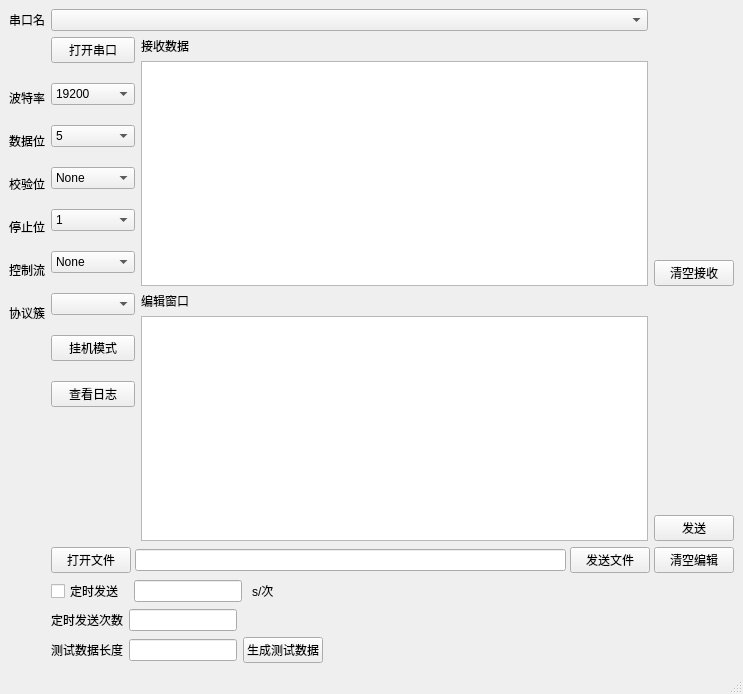
The window that F243/mainwindow.ui (Lin-maker-cell/F243) describes before a commit, drawn with Qt 5.
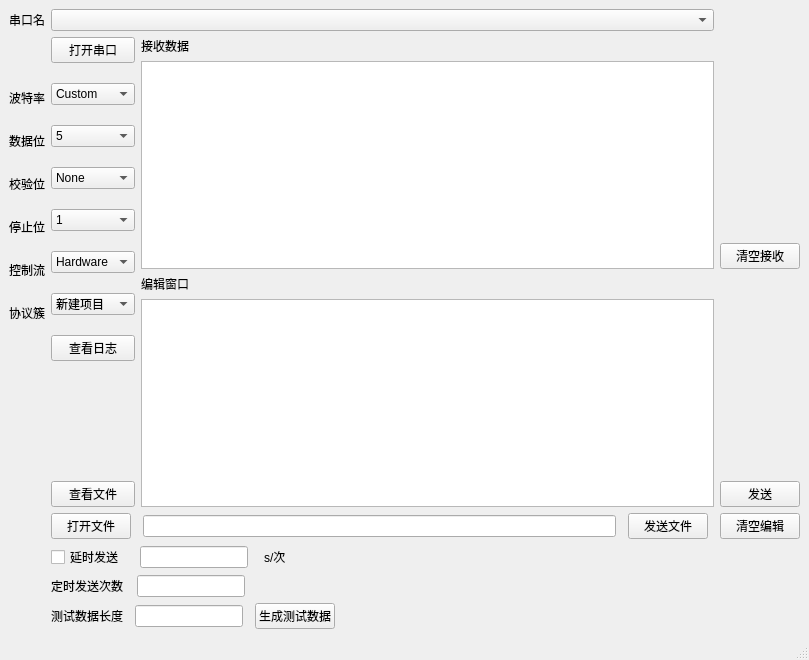
The same window after the commit.

Diff of the .ui file:
```diff
--- a/F243/mainwindow.ui
+++ b/F243/mainwindow.ui
@@ -6,8 +6,8 @@
    <rect>
     <x>0</x>
     <y>0</y>
-    <width>743</width>
-    <height>694</height>
+    <width>809</width>
+    <height>660</height>
    </rect>
   </property>
   <property name="windowTitle">
@@ -15,7 +15,7 @@
   </property>
   <widget class="QWidget" name="centralwidget">
    <layout class="QGridLayout" name="gridLayout_5">
-    <item row="0" column="1">
+    <item row="0" column="0">
      <layout class="QGridLayout" name="gridLayout_4">
       <item row="0" column="0" colspan="3">
        <layout class="QGridLayout" name="gridLayout_2" columnstretch="0,1">
@@ -52,33 +52,6 @@
         <property name="verticalSpacing">
          <number>25</number>
         </property>
-        <item row="2" column="0">
-         <widget class="QLabel" name="label_4">
-          <property name="text">
-           <string>校验位</string>
-          </property>
-         </widget>
-        </item>
-        <item row="5" column="0">
-         <widget class="QLabel" name="label_13">
-          <property name="text">
-           <string>协议簇</string>
-          </property>
-         </widget>
-        </item>
-        <item row="7" column="0">
-         <spacer name="verticalSpacer_14">
-          <property name="orientation">
-           <enum>Qt::Vertical</enum>
-          </property>
-          <property name="sizeHint" stdset="0">
-           <size>
-            <width>20</width>
-            <height>40</height>
-           </size>
-          </property>
-         </spacer>
-        </item>
         <item row="0" column="0">
          <widget class="QLabel" name="label_2">
           <property name="text">
@@ -86,13 +59,6 @@
           </property>
          </widget>
         </item>
-        <item row="8" column="0">
-         <widget class="QLabel" name="label_12">
-          <property name="text">
-           <string/>
-          </property>
-         </widget>
-        </item>
         <item row="1" column="0">
          <widget class="QLabel" name="label_3">
           <property name="text">
@@ -100,10 +66,10 @@
           </property>
          </widget>
         </item>
-        <item row="4" column="0">
-         <widget class="QLabel" name="label_6">
+        <item row="2" column="0">
+         <widget class="QLabel" name="label_4">
           <property name="text">
-           <string>控制流</string>
+           <string>校验位</string>
           </property>
          </widget>
         </item>
@@ -114,8 +80,35 @@
           </property>
          </widget>
         </item>
+        <item row="4" column="0">
+         <widget class="QLabel" name="label_6">
+          <property name="text">
+           <string>控制流</string>
+          </property>
+         </widget>
+        </item>
+        <item row="5" column="0">
+         <widget class="QLabel" name="label_13">
+          <property name="text">
+           <string>协议簇</string>
+          </property>
+         </widget>
+        </item>
         <item row="6" column="0">
-         <widget class="QLabel" name="LED">
+         <spacer name="verticalSpacer_14">
+          <property name="orientation">
+           <enum>Qt::Vertical</enum>
+          </property>
+          <property name="sizeHint" stdset="0">
+           <size>
+            <width>20</width>
+            <height>40</height>
+           </size>
+          </property>
+         </spacer>
+        </item>
+        <item row="7" column="0">
+         <widget class="QLabel" name="label_12">
           <property name="text">
            <string/>
           </property>
@@ -140,6 +133,51 @@
         </item>
         <item>
          <widget class="QComboBox" name="BaudBox">
+          <item>
+           <property name="text">
+            <string>Custom</string>
+           </property>
+          </item>
+          <item>
+           <property name="text">
+            <string>110</string>
+           </property>
+          </item>
+          <item>
+           <property name="text">
+            <string>300</string>
+           </property>
+          </item>
+          <item>
+           <property name="text">
+            <string>600</string>
+           </property>
+          </item>
+          <item>
+           <property name="text">
+            <string>1200</string>
+           </property>
+          </item>
+          <item>
+           <property name="text">
+            <string>2400</string>
+           </property>
+          </item>
+          <item>
+           <property name="text">
+            <string>4800</string>
+           </property>
+          </item>
+          <item>
+           <property name="text">
+            <string>9600</string>
+           </property>
+          </item>
+          <item>
+           <property name="text">
+            <string>14400</string>
+           </property>
+          </item>
           <item>
            <property name="text">
             <string>19200</string>
@@ -180,6 +218,51 @@
             <string>256000</string>
            </property>
           </item>
+          <item>
+           <property name="text">
+            <string>460800</string>
+           </property>
+          </item>
+          <item>
+           <property name="text">
+            <string>500000</string>
+           </property>
+          </item>
+          <item>
+           <property name="text">
+            <string>512000</string>
+           </property>
+          </item>
+          <item>
+           <property name="text">
+            <string>600000</string>
+           </property>
+          </item>
+          <item>
+           <property name="text">
+            <string>750000</string>
+           </property>
+          </item>
+          <item>
+           <property name="text">
+            <string>921600</string>
+           </property>
+          </item>
+          <item>
+           <property name="text">
+            <string>1000000</string>
+           </property>
+          </item>
+          <item>
+           <property name="text">
+            <string>1500000</string>
+           </property>
+          </item>
+          <item>
+           <property name="text">
+            <string>2000000</string>
+           </property>
+          </item>
          </widget>
         </item>
         <item>
@@ -242,11 +325,6 @@
             <string>1</string>
            </property>
           </item>
-          <item>
-           <property name="text">
-            <string>1.5</string>
-           </property>
-          </item>
           <item>
            <property name="text">
             <string>2</string>
@@ -256,16 +334,6 @@
         </item>
         <item>
          <widget class="QComboBox" name="ControlBox">
-          <item>
-           <property name="text">
-            <string>None</string>
-           </property>
-          </item>
-          <item>
-           <property name="text">
-            <string>Software</string>
-           </property>
-          </item>
           <item>
            <property name="text">
             <string>Hardware</string>
@@ -273,19 +341,38 @@
           </item>
           <item>
            <property name="text">
-            <string>Custom</string>
+            <string>Software</string>
+           </property>
+          </item>
+          <item>
+           <property name="text">
+            <string>None</string>
            </property>
           </item>
          </widget>
         </item>
         <item>
-         <widget class="QComboBox" name="ProtocolSelect"/>
-        </item>
-        <item>
-         <widget class="QPushButton" name="HangUpModeButton">
-          <property name="text">
-           <string>挂机模式</string>
-          </property>
+         <widget class="QComboBox" name="ProtocolBox">
+          <item>
+           <property name="text">
+            <string>新建项目</string>
+           </property>
+          </item>
+          <item>
+           <property name="text">
+            <string>新建项目</string>
+           </property>
+          </item>
+          <item>
+           <property name="text">
+            <string>新建项目</string>
+           </property>
+          </item>
+          <item>
+           <property name="text">
+            <string>新建项目</string>
+           </property>
+          </item>
          </widget>
         </item>
         <item>
@@ -308,6 +395,13 @@
           </property>
          </spacer>
         </item>
+        <item>
+         <widget class="QPushButton" name="ShowFileData">
+          <property name="text">
+           <string>查看文件</string>
+          </property>
+         </widget>
+        </item>
        </layout>
       </item>
       <item row="1" column="2">
@@ -350,7 +444,7 @@
          </spacer>
         </item>
         <item>
-         <widget class="QPushButton" name="ClearReceiveButton">
+         <widget class="QPushButton" name="ClearReceive">
           <property name="text">
            <string>清空接收</string>
           </property>
@@ -381,42 +475,23 @@
       <item row="2" column="1" colspan="3">
        <layout class="QHBoxLayout" name="horizontalLayout">
         <property name="spacing">
-         <number>4</number>
+         <number>12</number>
         </property>
         <property name="bottomMargin">
          <number>0</number>
         </property>
         <item>
          <widget class="QPushButton" name="FileOpenButton">
-          <property name="sizePolicy">
-           <sizepolicy hsizetype="Fixed" vsizetype="Fixed">
-            <horstretch>0</horstretch>
-            <verstretch>0</verstretch>
-           </sizepolicy>
-          </property>
           <property name="text">
            <string>打开文件</string>
           </property>
          </widget>
         </item>
         <item>
-         <widget class="QLineEdit" name="FileName">
-          <property name="sizePolicy">
-           <sizepolicy hsizetype="Expanding" vsizetype="Fixed">
-            <horstretch>0</horstretch>
-            <verstretch>0</verstretch>
-           </sizepolicy>
-          </property>
-         </widget>
+         <widget class="QLineEdit" name="FileName"/>
         </item>
         <item>
          <widget class="QPushButton" name="FileSendButton">
-          <property name="sizePolicy">
-           <sizepolicy hsizetype="Fixed" vsizetype="Fixed">
-            <horstretch>0</horstretch>
-            <verstretch>0</verstretch>
-           </sizepolicy>
-          </property>
           <property name="text">
            <string>发送文件</string>
           </property>
@@ -424,12 +499,6 @@
         </item>
         <item>
          <widget class="QPushButton" name="ClearEdit">
-          <property name="sizePolicy">
-           <sizepolicy hsizetype="Fixed" vsizetype="Fixed">
-            <horstretch>0</horstretch>
-            <verstretch>0</verstretch>
-           </sizepolicy>
-          </property>
           <property name="text">
            <string>清空编辑</string>
           </property>
@@ -438,37 +507,28 @@
        </layout>
       </item>
       <item row="3" column="1" colspan="2">
-       <layout class="QHBoxLayout" name="horizontalLayout_3" stretch="0,0,0,0">
+       <layout class="QHBoxLayout" name="horizontalLayout_3">
         <property name="spacing">
-         <number>10</number>
+         <number>16</number>
         </property>
         <property name="rightMargin">
          <number>0</number>
         </property>
         <item>
-         <widget class="QCheckBox" name="SetDelay">
-          <property name="sizePolicy">
-           <sizepolicy hsizetype="Fixed" vsizetype="Fixed">
-            <horstretch>0</horstretch>
-            <verstretch>0</verstretch>
-           </sizepolicy>
-          </property>
+         <widget class="QCheckBox" name="DelaySend">
           <property name="text">
-           <string>定时发送</string>
+           <string>延时发送</string>
           </property>
          </widget>
         </item>
         <item>
-         <widget class="QLineEdit" name="SetDelayEdit">
+         <widget class="QLineEdit" name="DelayTimeEdit">
           <property name="sizePolicy">
            <sizepolicy hsizetype="Fixed" vsizetype="Fixed">
-            <horstretch>10</horstretch>
+            <horstretch>0</horstretch>
             <verstretch>0</verstretch>
            </sizepolicy>
           </property>
-          <property name="alignment">
-           <set>Qt::AlignBottom|Qt::AlignLeading|Qt::AlignLeft</set>
-          </property>
          </widget>
         </item>
         <item>
@@ -495,21 +555,18 @@
       </item>
       <item row="4" column="1" colspan="2">
        <layout class="QHBoxLayout" name="horizontalLayout_4">
+        <property name="spacing">
+         <number>14</number>
+        </property>
         <item>
          <widget class="QLabel" name="label_10">
-          <property name="sizePolicy">
-           <sizepolicy hsizetype="Fixed" vsizetype="Fixed">
-            <horstretch>0</horstretch>
-            <verstretch>0</verstretch>
-           </sizepolicy>
-          </property>
           <property name="text">
            <string>定时发送次数</string>
           </property>
          </widget>
         </item>
         <item>
-         <widget class="QLineEdit" name="SetSendingTimes">
+         <widget class="QLineEdit" name="DelaySendTimes">
           <property name="sizePolicy">
            <sizepolicy hsizetype="Fixed" vsizetype="Fixed">
             <horstretch>0</horstretch>
@@ -534,44 +591,35 @@
        </layout>
       </item>
       <item row="5" column="1" colspan="2">
-       <layout class="QGridLayout" name="gridLayout">
-        <item row="0" column="1">
-         <widget class="QLineEdit" name="SetTestDataLength">
-          <property name="sizePolicy">
-           <sizepolicy hsizetype="Fixed" vsizetype="Fixed">
-            <horstretch>0</horstretch>
-            <verstretch>0</verstretch>
-           </sizepolicy>
-          </property>
-         </widget>
-        </item>
-        <item row="0" column="2">
-         <widget class="QPushButton" name="GenerrateTestDataButton">
-          <property name="sizePolicy">
-           <sizepolicy hsizetype="Fixed" vsizetype="Fixed">
-            <horstretch>0</horstretch>
-            <verstretch>0</verstretch>
-           </sizepolicy>
-          </property>
-          <property name="text">
-           <string>生成测试数据</string>
-          </property>
-         </widget>
-        </item>
-        <item row="0" column="0">
+       <layout class="QHBoxLayout" name="horizontalLayout_2">
+        <property name="spacing">
+         <number>12</number>
+        </property>
+        <item>
          <widget class="QLabel" name="label_11">
-          <property name="sizePolicy">
-           <sizepolicy hsizetype="Fixed" vsizetype="Fixed">
-            <horstretch>0</horstretch>
-            <verstretch>0</verstretch>
-           </sizepolicy>
-          </property>
           <property name="text">
            <string>测试数据长度</string>
           </property>
          </widget>
         </item>
-        <item row="0" column="3">
+        <item>
+         <widget class="QLineEdit" name="TestDataLength">
+          <property name="sizePolicy">
+           <sizepolicy hsizetype="Fixed" vsizetype="Fixed">
+            <horstretch>0</horstretch>
+            <verstretch>0</verstretch>
+           </sizepolicy>
+          </property>
+         </widget>
+        </item>
+        <item>
+         <widget class="QPushButton" name="GenerrateTestDataButton">
+          <property name="text">
+           <string>生成测试数据</string>
+          </property>
+         </widget>
+        </item>
+        <item>
          <spacer name="horizontalSpacer_3">
           <property name="orientation">
            <enum>Qt::Horizontal</enum>
@@ -595,7 +643,7 @@
     <rect>
      <x>0</x>
      <y>0</y>
-     <width>743</width>
+     <width>809</width>
      <height>26</height>
     </rect>
    </property>
```
